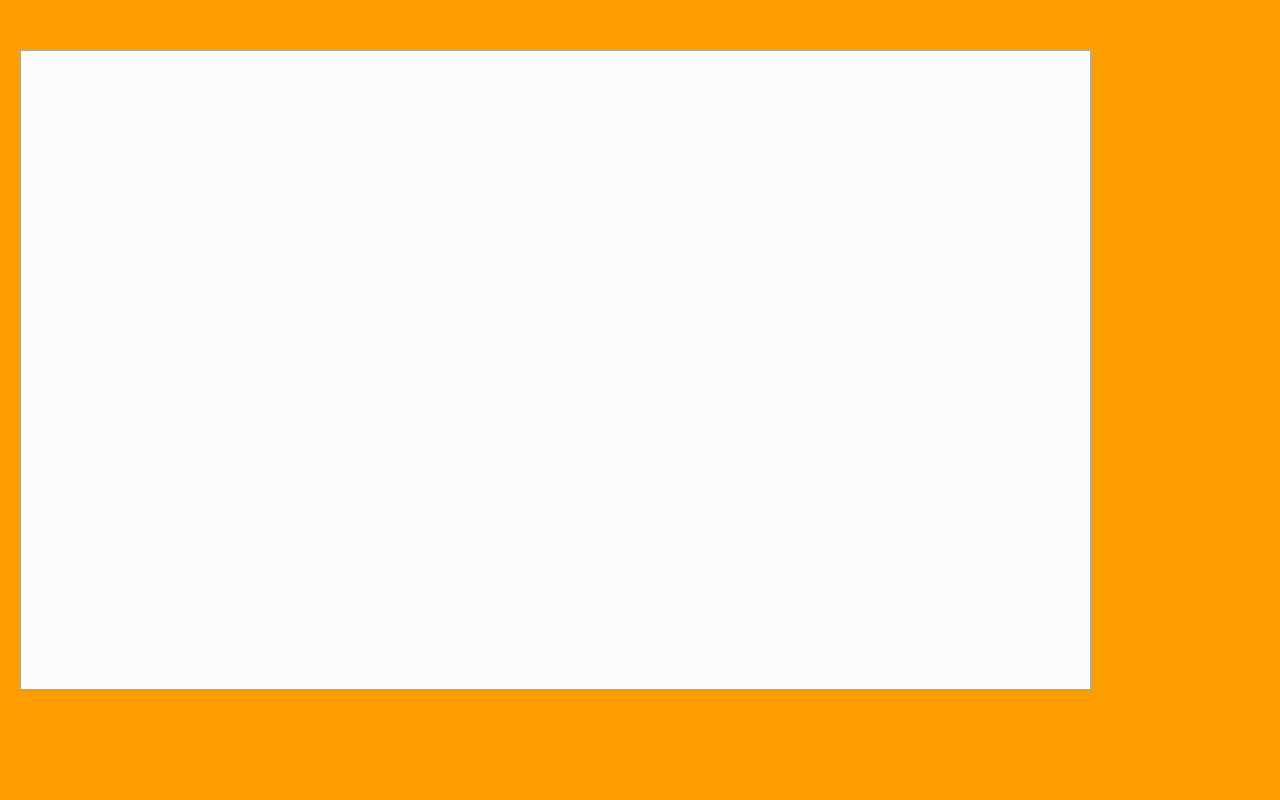
The window that source/Axolotl1.1/mainwindow.ui (nickywongdong/wombat) describes before a commit, drawn with Qt 5.
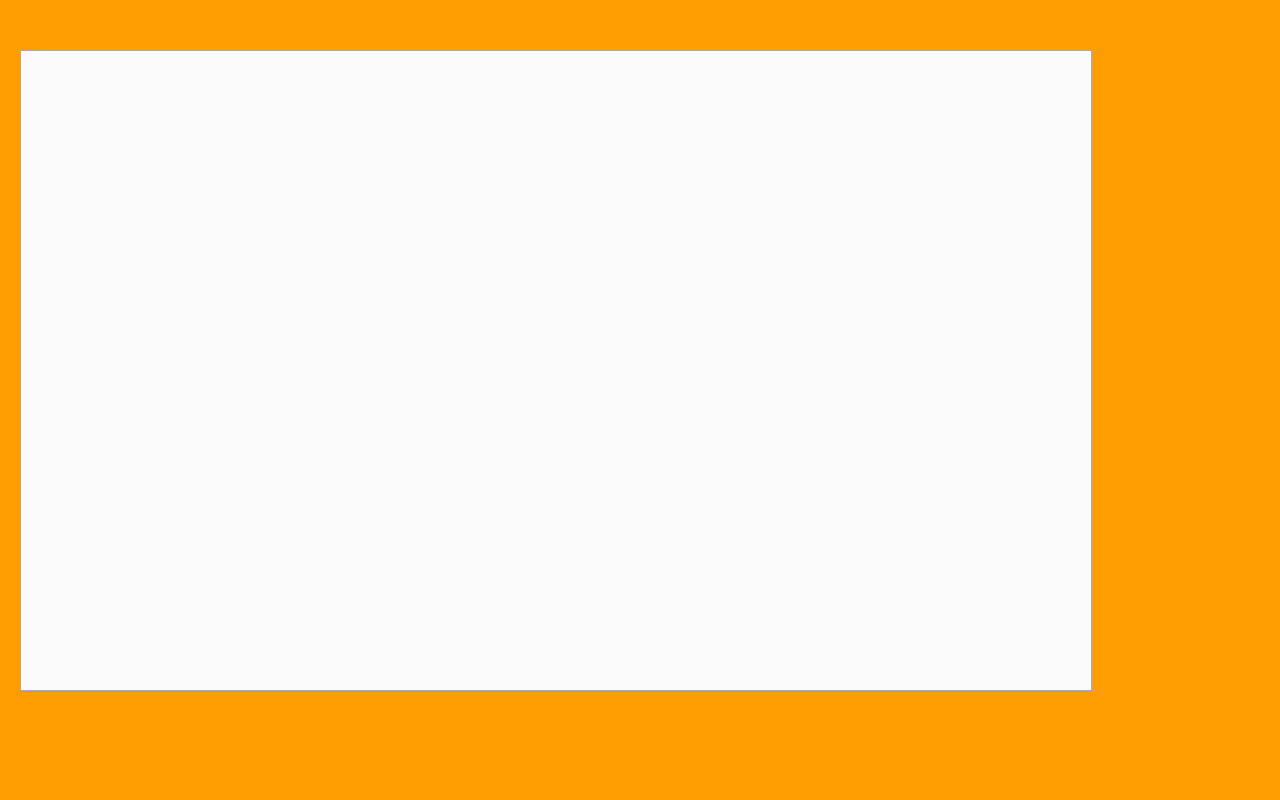
The same window after the commit.

The edit to the form file:
```diff
--- a/source/Axolotl1.1/mainwindow.ui
+++ b/source/Axolotl1.1/mainwindow.ui
@@ -88,8 +88,8 @@
      <rect>
       <x>20</x>
       <y>50</y>
-      <width>1071</width>
-      <height>641</height>
+      <width>1072</width>
+      <height>642</height>
      </rect>
     </property>
     <property name="styleSheet">
```
